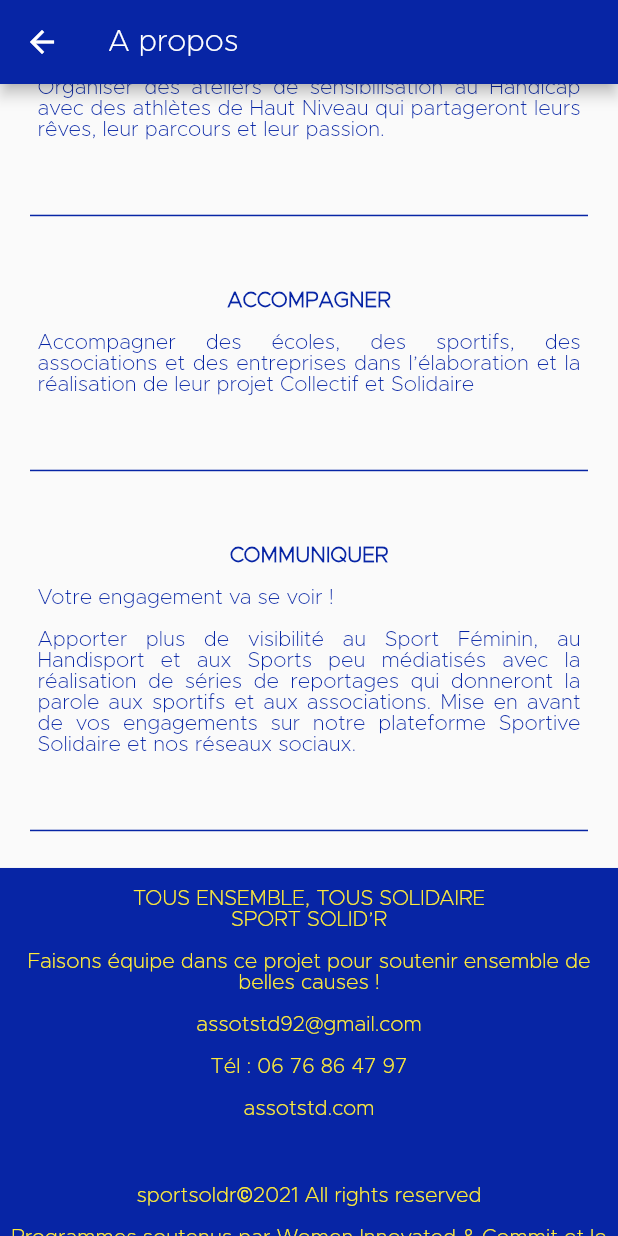
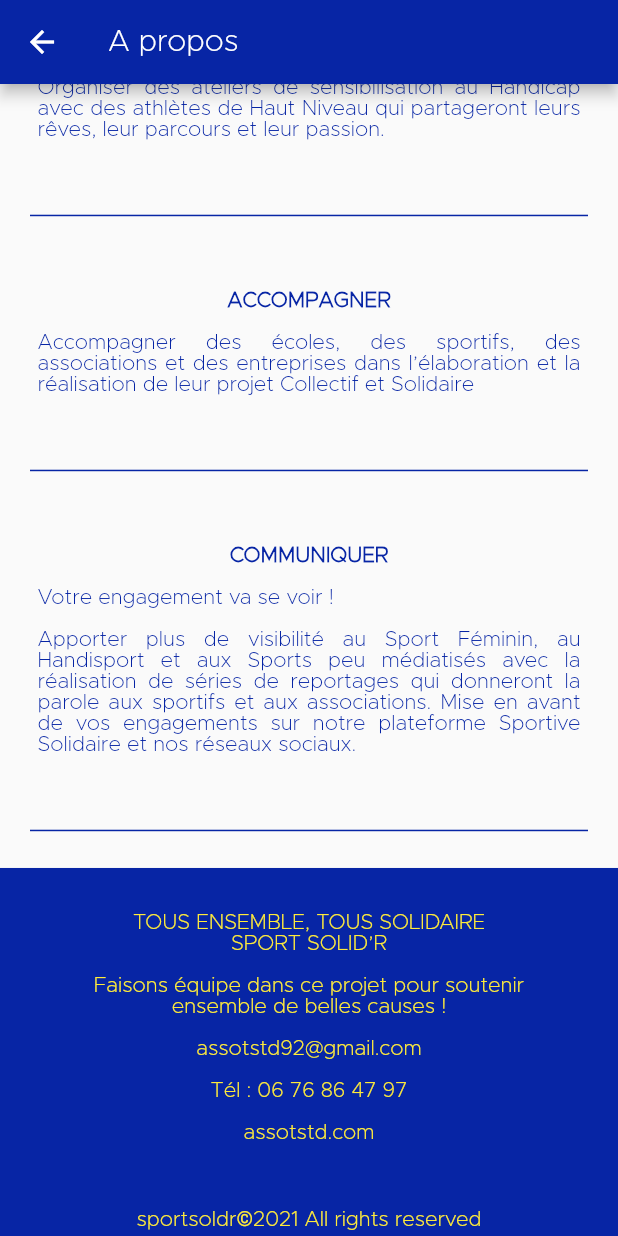
Before and after one commit to neonzip/Projet_SOLID-R, a Flutter app: the APropos screen opened by its route, scrolled down 576 dp, on a phone screen of 412 x 824 dp. Run offline on Flutter 3.47's test engine with Material 2 defaults, Android fonts, the phone set to English and light mode, and no system bars; our stand-ins replace auto_size_text, firebase_auth, firebase_database, flutter_local_notifications, location, pedometer; accounts and stored records are empty.

Commit message:
Page à propos

```diff
--- a/lib/pages/user/view/Profile/APropos.dart
+++ b/lib/pages/user/view/Profile/APropos.dart
@@ -147,11 +147,12 @@ class _AProposState extends State<APropos> {
                 ),
                 Container(
                   color: const Color(0xFF0725A5),
+                  padding: const EdgeInsets.all(30),
                   child:
                   Column(
                     children: const [
                       Text(
-                          "\nTOUS ENSEMBLE, TOUS SOLIDAIRE\nSPORT SOLID’R\n\nFaisons équipe dans ce projet pour soutenir ensemble de belles causes !\n",
+                          "TOUS ENSEMBLE, TOUS SOLIDAIRE\nSPORT SOLID’R\n\nFaisons équipe dans ce projet pour soutenir ensemble de belles causes !\n",
                         style: TextStyle(color: Colors.yellow),
                         textAlign: TextAlign.center,
                       ),
@@ -168,7 +169,7 @@ class _AProposState extends State<APropos> {
                         style: TextStyle(color: Colors.yellow),
                       ),
                       Text(
-                        "sportsoldr©2021 All rights reserved\n\nProgrammes soutenus par Women Innovated & Commit et le Village des Experts\n\n",
+                        "sportsoldr©2021 All rights reserved\n\nProgrammes soutenus par Women Innovated & Commit et le Village des Experts",
                         style: TextStyle(color: Colors.yellow),
                         textAlign: TextAlign.center,
                       )
```
